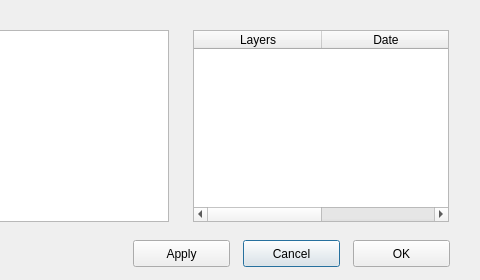
Qt form settings.ui (kevinaubert/ChangementViewer) before a commit; both pictures show x 217 to 697 and y 0 to 280 of the 697 by 280 pixel window.
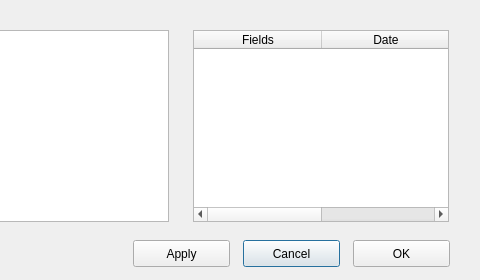
The same form after that commit.

Patch:
```diff
--- a/settings.ui
+++ b/settings.ui
@@ -106,7 +106,7 @@
    </attribute>
    <column>
     <property name="text">
-     <string>Layers</string>
+     <string>Fields</string>
     </property>
    </column>
    <column>
```
